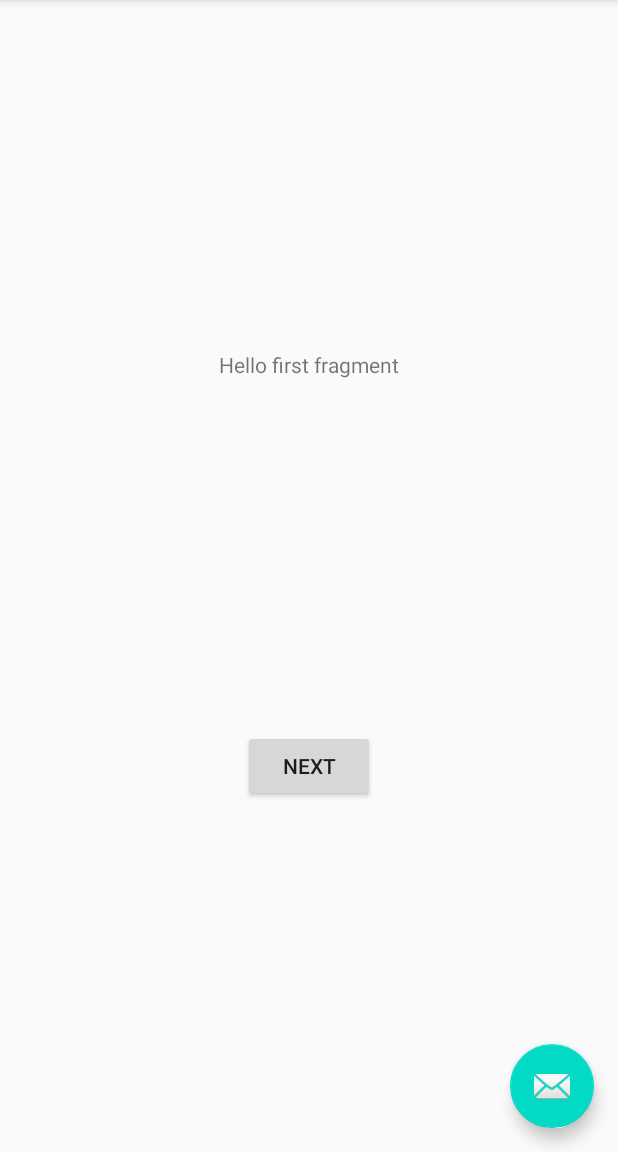
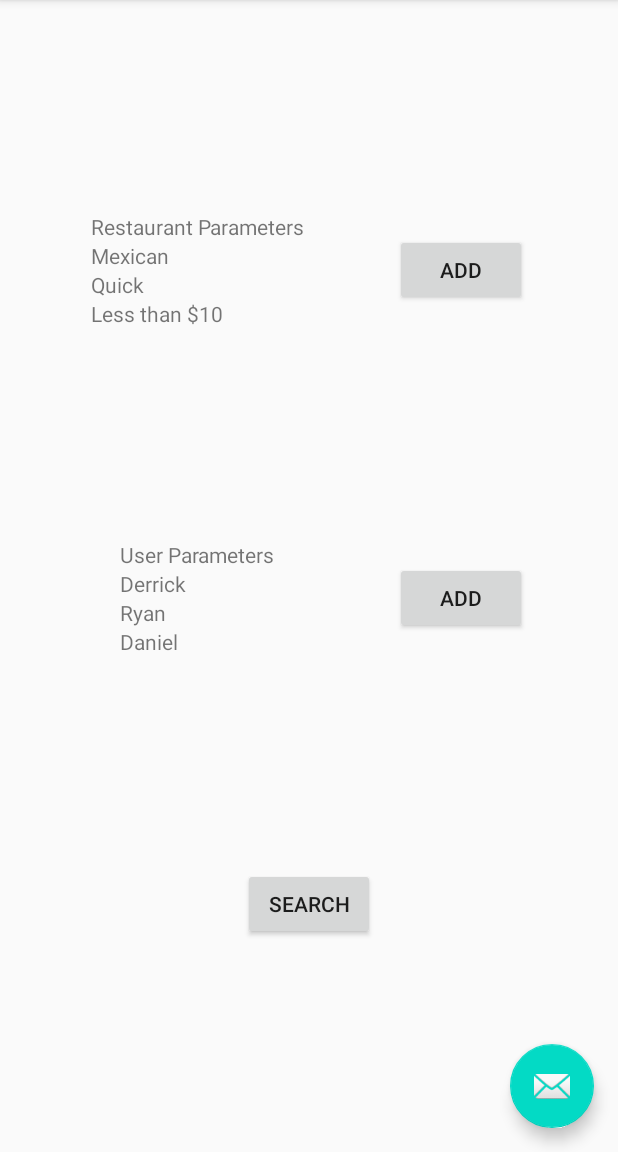
Before and after one commit to dportford/RandoLunchAndroid, an Android app: the screen it shows after launch (MainActivity), on a phone screen of 412 x 824 dp, the part 84-1236 px from its top. Run offline under Robolectric (Android 15) with nearby library versions, the phone set to English and light mode, and no system bars.

Commit message:
Basic Main Screen Skeleton

```diff
--- a/app/src/main/res/layout/fragment_first.xml
+++ b/app/src/main/res/layout/fragment_first.xml
@@ -6,23 +6,97 @@
     android:layout_height="match_parent"
     tools:context=".FirstFragment">
 
-    <TextView
-        android:id="@+id/textview_first"
+    <LinearLayout
+        android:id="@+id/restaurant_params_view"
         android:layout_width="wrap_content"
         android:layout_height="wrap_content"
-        android:text="@string/hello_first_fragment"
-        app:layout_constraintBottom_toTopOf="@id/button_first"
-        app:layout_constraintEnd_toEndOf="parent"
+        android:orientation="vertical"
+        app:layout_constraintBottom_toTopOf="@+id/user_params_view"
+        app:layout_constraintTop_toTopOf="parent"
         app:layout_constraintStart_toStartOf="parent"
-        app:layout_constraintTop_toTopOf="parent" />
+        app:layout_constraintEnd_toStartOf="@id/restaurant_button">
+
+        <TextView
+            android:layout_width="wrap_content"
+            android:layout_height="wrap_content"
+            android:text="@string/restaurant_params_title"/>
+
+        <TextView
+            android:layout_width="wrap_content"
+            android:layout_height="wrap_content"
+            android:text="Mexican"/>
+
+        <TextView
+            android:layout_width="wrap_content"
+            android:layout_height="wrap_content"
+            android:text="Quick"/>
+
+        <TextView
+            android:layout_width="wrap_content"
+            android:layout_height="wrap_content"
+            android:text="Less than $10"/>
+
+    </LinearLayout>
+
+    <Button
+        android:id="@+id/restaurant_button"
+        android:layout_width="wrap_content"
+        android:layout_height="wrap_content"
+        android:text="@string/add"
+        app:layout_constraintBottom_toTopOf="@+id/user_params_view"
+        app:layout_constraintTop_toTopOf="parent"
+        app:layout_constraintStart_toEndOf="@id/restaurant_params_view"
+        app:layout_constraintEnd_toEndOf="parent"/>
+
+    <LinearLayout
+        android:id="@+id/user_params_view"
+        android:layout_width="wrap_content"
+        android:layout_height="wrap_content"
+        android:orientation="vertical"
+        app:layout_constraintBottom_toTopOf="@+id/button_first"
+        app:layout_constraintTop_toBottomOf="@id/restaurant_params_view"
+        app:layout_constraintStart_toStartOf="parent"
+        app:layout_constraintEnd_toStartOf="@id/user_button">
+
+        <TextView
+            android:layout_width="wrap_content"
+            android:layout_height="wrap_content"
+            android:text="@string/user_params_title"/>
+
+        <TextView
+            android:layout_width="wrap_content"
+            android:layout_height="wrap_content"
+            android:text="Derrick"/>
+
+        <TextView
+            android:layout_width="wrap_content"
+            android:layout_height="wrap_content"
+            android:text="Ryan"/>
+
+        <TextView
+            android:layout_width="wrap_content"
+            android:layout_height="wrap_content"
+            android:text="Daniel"/>
+
+    </LinearLayout>
+
+    <Button
+        android:id="@+id/user_button"
+        android:layout_width="wrap_content"
+        android:layout_height="wrap_content"
+        android:text="@string/add"
+        app:layout_constraintBottom_toTopOf="@+id/button_first"
+        app:layout_constraintTop_toBottomOf="@id/restaurant_params_view"
+        app:layout_constraintStart_toEndOf="@id/restaurant_params_view"
+        app:layout_constraintEnd_toEndOf="parent"/>
 
     <Button
         android:id="@+id/button_first"
         android:layout_width="wrap_content"
         android:layout_height="wrap_content"
-        android:text="@string/next"
+        android:text="@string/search"
         app:layout_constraintBottom_toBottomOf="parent"
         app:layout_constraintEnd_toEndOf="parent"
         app:layout_constraintStart_toStartOf="parent"
-        app:layout_constraintTop_toBottomOf="@id/textview_first" />
+        app:layout_constraintTop_toBottomOf="@id/user_params_view" />
 </androidx.constraintlayout.widget.ConstraintLayout>
--- a/app/src/main/res/values/strings.xml
+++ b/app/src/main/res/values/strings.xml
@@ -9,4 +9,8 @@
 
     <string name="hello_first_fragment">Hello first fragment</string>
     <string name="hello_second_fragment">Hello second fragment. Arg: %1$s</string>
+    <string name="restaurant_params_title">Restaurant Parameters</string>
+    <string name="user_params_title">User Parameters</string>
+    <string name="search">Search</string>
+    <string name="add">Add</string>
 </resources>
```
